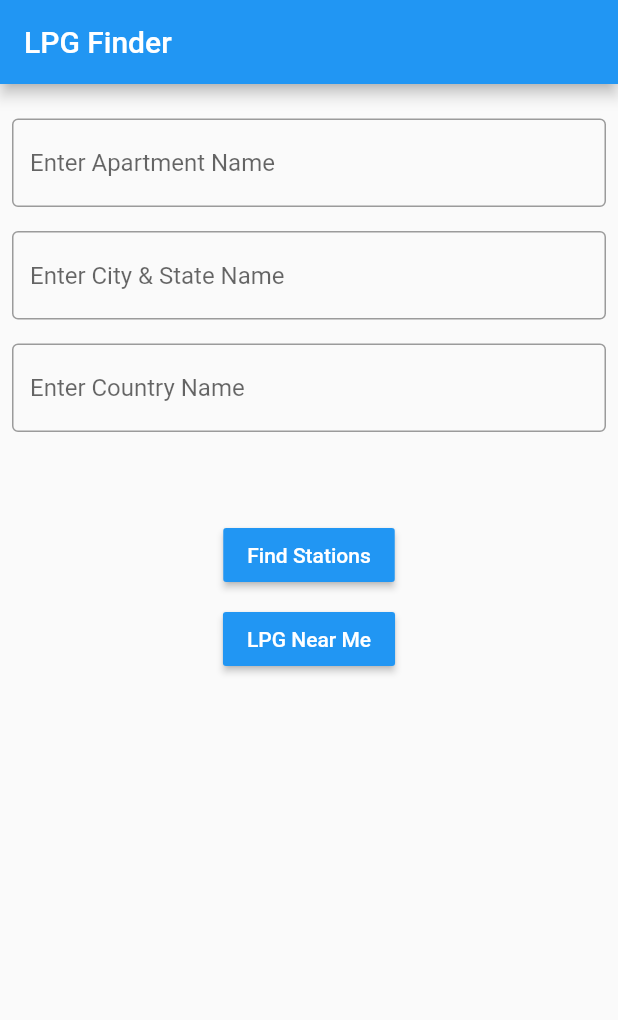
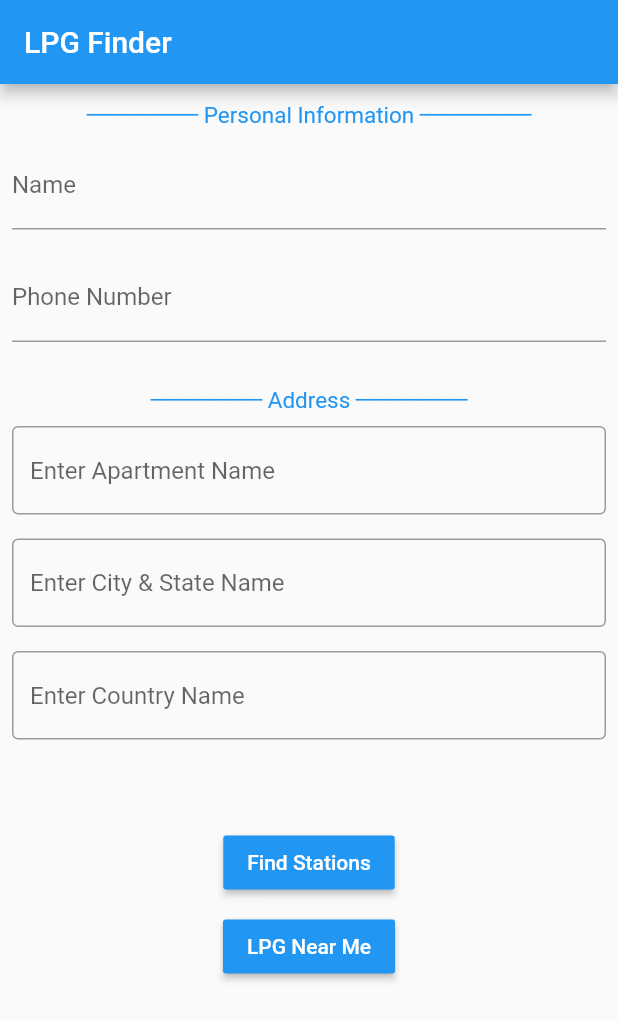
Before and after one commit to TheMaskedGuy/LPG-Agency-Finder, a Flutter app: the screen it shows after launch, on a phone screen of 412 x 824 dp. Shown: the top 1020 px of the screen. Run offline on Flutter 3.47's test engine with Material 2 defaults, Android fonts, the phone set to English and light mode, and no system bars; our stand-ins replace geolocator, sqflite; missing offline and left inert: geocode; accounts and stored records are empty.

Commit message:
2nd update

```diff
--- a/lib/screens/homescreen.dart
+++ b/lib/screens/homescreen.dart
@@ -29,7 +29,7 @@ class _HomePageState extends State<HomePage> {
   }
 
   void addrToCoord() async {
-    GeoCode geoCode = GeoCode(apiKey: "#APIKEYHERE");
+    GeoCode geoCode = GeoCode(apiKey: "204641088467641194307x117388");
     try {
       Coordinates coordinates =
           await geoCode.forwardGeocoding(address: s1 + ", " + s2 + ", " + s3);
@@ -87,8 +87,36 @@ class _HomePageState extends State<HomePage> {
             child: Column(
               crossAxisAlignment: CrossAxisAlignment.center,
               children: [
-                const SizedBox(
-                  height: 15.0,
+                const Padding(
+                  padding: EdgeInsets.only(top: 10.0),
+                  child: Text(
+                    '─────── Personal Information ───────',
+                    style: TextStyle(fontSize: 15.0, color: Colors.blue),
+                  ),
+                ),
+                const Padding(
+                  padding: EdgeInsets.all(8),
+                  child: TextField(
+                    decoration: InputDecoration(
+                        hintText: 'Enter Your Name', labelText: 'Name'),
+                  ),
+                ),
+                const Padding(
+                  padding: EdgeInsets.all(8),
+                  child: TextField(
+                    keyboardType: TextInputType.numberWithOptions(),
+                    decoration: InputDecoration(
+                        hintText: 'Enter Your Phone Number',
+                        labelText: 'Phone Number'),
+                  ),
+                ),
+
+                const Padding(
+                  padding: EdgeInsets.only(top: 20.0),
+                  child: Text(
+                    '─────── Address ───────',
+                    style: TextStyle(fontSize: 15.0, color: Colors.blue),
+                  ),
                 ),
                 Padding(
                   padding: const EdgeInsets.all(8),
--- a/lib/screens/main_screen.dart
+++ b/lib/screens/main_screen.dart
@@ -24,6 +24,9 @@ class MainPage extends StatelessWidget {
               usrLat, usrLong, currentAgency.lat, currentAgency.long) /
           1000;
 
+      //To check for within 50Km range
+      if (distance < 50) continue;
+
       infoTile.add(ListTile(
         title: Text(
           'Name: ${currentAgency.name}\nDistance: ${distance.toStringAsFixed(1)} km',
```
